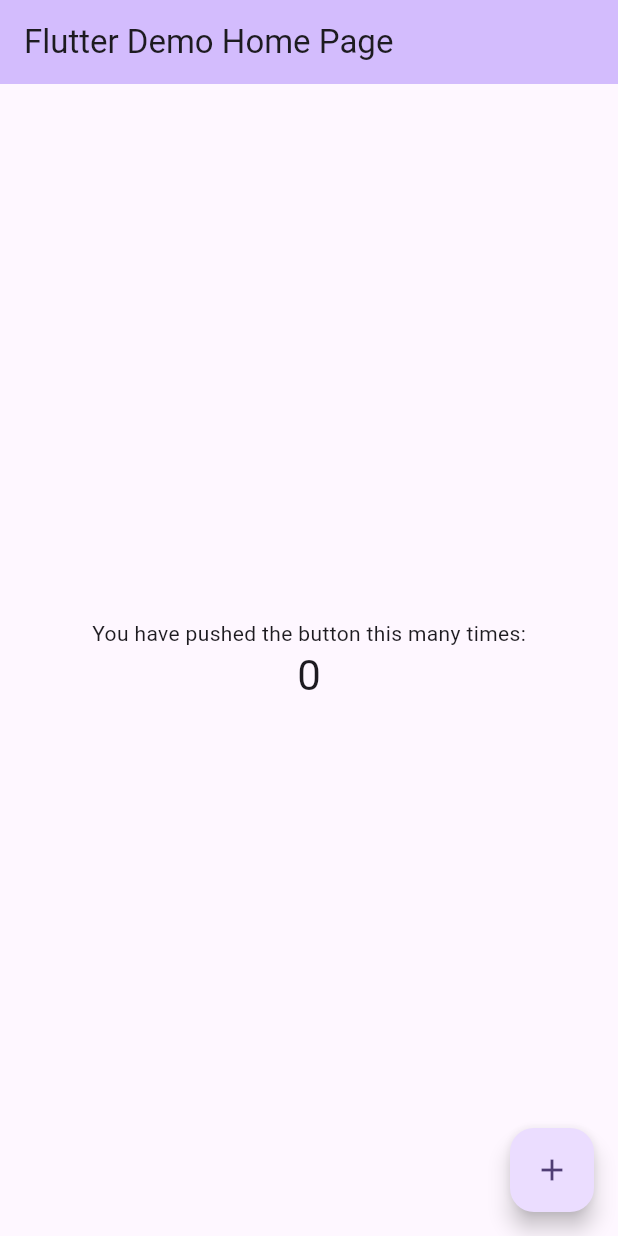
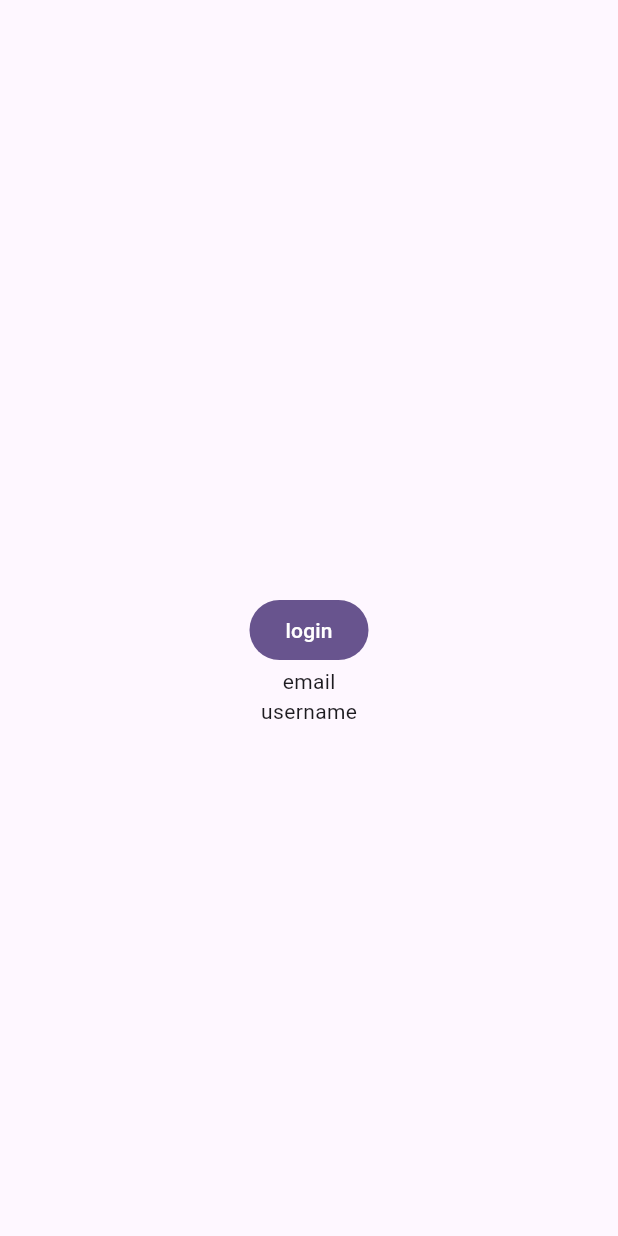
Before and after one commit to typhoon0678/coflow-login-practice, a Flutter app: the screen it shows after launch, on a phone screen of 412 x 824 dp. Run offline on Flutter 3.47's test engine with Material 3 defaults, Android fonts, the phone set to English and light mode, and no system bars; our stand-ins replace dio, flutter_dotenv, flutter_riverpod.

Commit message:
feat: 상태 관리 임시 적용

```diff
--- a/analysis_options.yaml
+++ b/analysis_options.yaml
@@ -24,5 +24,9 @@ linter:
     # avoid_print: false  # Uncomment to disable the `avoid_print` rule
     # prefer_single_quotes: true  # Uncomment to enable the `prefer_single_quotes` rule
 
+analyzer:
+  plugins:
+    - custom_lint
+
 # Additional information about this file can be found at
 # https://dart.dev/guides/language/analysis-options
--- a/lib/main.dart
+++ b/lib/main.dart
@@ -1,125 +1,26 @@
+import 'package:coflow_login_practice/view/home.dart';
 import 'package:flutter/material.dart';
+import 'package:flutter_dotenv/flutter_dotenv.dart';
+import 'package:flutter_riverpod/flutter_riverpod.dart';
 
-void main() {
-  runApp(const MyApp());
+Future<void> main() async {
+  WidgetsFlutterBinding.ensureInitialized();
+  await dotenv.load(fileName: ".env");
+  runApp(ProviderScope(child: MyApp()));
 }
 
 class MyApp extends StatelessWidget {
   const MyApp({super.key});
 
-  // This widget is the root of your application.
   @override
   Widget build(BuildContext context) {
     return MaterialApp(
-      title: 'Flutter Demo',
+      title: 'Coflow Login Test',
       theme: ThemeData(
-        // This is the theme of your application.
-        //
-        // TRY THIS: Try running your application with "flutter run". You'll see
-        // the application has a purple toolbar. Then, without quitting the app,
-        // try changing the seedColor in the colorScheme below to Colors.green
-        // and then invoke "hot reload" (save your changes or press the "hot
-        // reload" button in a Flutter-supported IDE, or press "r" if you used
-        // the command line to start the app).
-        //
-        // Notice that the counter didn't reset back to zero; the application
-        // state is not lost during the reload. To reset the state, use hot
-        // restart instead.
-        //
-        // This works for code too, not just values: Most code changes can be
-        // tested with just a hot reload.
         colorScheme: ColorScheme.fromSeed(seedColor: Colors.deepPurple),
         useMaterial3: true,
       ),
-      home: const MyHomePage(title: 'Flutter Demo Home Page'),
+      home: const HomeView(),
     );
   }
 }
-
-class MyHomePage extends StatefulWidget {
-  const MyHomePage({super.key, required this.title});
-
-  // This widget is the home page of your application. It is stateful, meaning
-  // that it has a State object (defined below) that contains fields that affect
-  // how it looks.
-
-  // This class is the configuration for the state. It holds the values (in this
-  // case the title) provided by the parent (in this case the App widget) and
-  // used by the build method of the State. Fields in a Widget subclass are
-  // always marked "final".
-
-  final String title;
-
-  @override
-  State<MyHomePage> createState() => _MyHomePageState();
-}
-
-class _MyHomePageState extends State<MyHomePage> {
-  int _counter = 0;
-
-  void _incrementCounter() {
-    setState(() {
-      // This call to setState tells the Flutter framework that something has
-      // changed in this State, which causes it to rerun the build method below
-      // so that the display can reflect the updated values. If we changed
-      // _counter without calling setState(), then the build method would not be
-      // called again, and so nothing would appear to happen.
-      _counter++;
-    });
-  }
-
-  @override
-  Widget build(BuildContext context) {
-    // This method is rerun every time setState is called, for instance as done
-    // by the _incrementCounter method above.
-    //
-    // The Flutter framework has been optimized to make rerunning build methods
-    // fast, so that you can just rebuild anything that needs updating rather
-    // than having to individually change instances of widgets.
-    return Scaffold(
-      appBar: AppBar(
-        // TRY THIS: Try changing the color here to a specific color (to
-        // Colors.amber, perhaps?) and trigger a hot reload to see the AppBar
-        // change color while the other colors stay the same.
-        backgroundColor: Theme.of(context).colorScheme.inversePrimary,
-        // Here we take the value from the MyHomePage object that was created by
-        // the App.build method, and use it to set our appbar title.
-        title: Text(widget.title),
-      ),
-      body: Center(
-        // Center is a layout widget. It takes a single child and positions it
-        // in the middle of the parent.
-        child: Column(
-          // Column is also a layout widget. It takes a list of children and
-          // arranges them vertically. By default, it sizes itself to fit its
-          // children horizontally, and tries to be as tall as its parent.
-          //
-          // Column has various properties to control how it sizes itself and
-          // how it positions its children. Here we use mainAxisAlignment to
-          // center the children vertically; the main axis here is the vertical
-          // axis because Columns are vertical (the cross axis would be
-          // horizontal).
-          //
-          // TRY THIS: Invoke "debug painting" (choose the "Toggle Debug Paint"
-          // action in the IDE, or press "p" in the console), to see the
-          // wireframe for each widget.
-          mainAxisAlignment: MainAxisAlignment.center,
-          children: <Widget>[
-            const Text(
-              'You have pushed the button this many times:',
-            ),
-            Text(
-              '$_counter',
-              style: Theme.of(context).textTheme.headlineMedium,
-            ),
-          ],
-        ),
-      ),
-      floatingActionButton: FloatingActionButton(
-        onPressed: _incrementCounter,
-        tooltip: 'Increment',
-        child: const Icon(Icons.add),
-      ), // This trailing comma makes auto-formatting nicer for build methods.
-    );
-  }
-}
--- /dev/null
+++ b/lib/model/member.dart
@@ -0,0 +1,10 @@
+class Member {
+  final String email;
+  final String username;
+
+  Member(this.email, this.username);
+
+  factory Member.fromJson(Map<String, dynamic> json) {
+    return Member(json['email'], json['username']);
+  }
+}
--- /dev/null
+++ b/lib/view/home.dart
@@ -0,0 +1,32 @@
+import 'package:coflow_login_practice/viewmodel/memberViewModel.dart';
+import 'package:flutter/material.dart';
+import 'package:flutter_dotenv/flutter_dotenv.dart';
+import 'package:flutter_riverpod/flutter_riverpod.dart';
+
+class HomeView extends ConsumerWidget {
+  const HomeView({super.key});
+
+  @override
+  Widget build(BuildContext context, WidgetRef ref) {
+    var viewModel = ref.watch(memberViewModelProvider);
+
+    return Scaffold(
+      appBar: AppBar(),
+      body: SafeArea(
+          child: Center(
+        child: Column(
+          mainAxisAlignment: MainAxisAlignment.center,
+          crossAxisAlignment: CrossAxisAlignment.center,
+          children: [
+            FilledButton(
+                onPressed: () =>
+                    viewModel.login(dotenv.get("TEST_EMAIL"),dotenv.get("TEST_PASSWORD")),
+                child: Text("login")),
+            Text(viewModel.getEmail()),
+            Text(viewModel.getUsername()),
+          ],
+        ),
+      )),
+    );
+  }
+}
--- /dev/null
+++ b/lib/viewmodel/memberViewModel.dart
@@ -0,0 +1,24 @@
+import 'package:coflow_login_practice/repository/memberRepository.dart';
+import 'package:flutter/cupertino.dart';
+import 'package:flutter_riverpod/flutter_riverpod.dart';
+
+final memberViewModelProvider =
+    ChangeNotifierProvider((ref) => MemberViewModel());
+
+class MemberViewModel with ChangeNotifier {
+  var memberRepository = MemberRepository();
+
+  String getEmail() => memberRepository.member.email;
+
+  String getUsername() => memberRepository.member.username;
+
+  void login(String email, String password) async {
+    await memberRepository.login(email, password);
+    notifyListeners();
+  }
+
+  void fetchMemberInfo() async {
+    await memberRepository.getMemberInfo();
+    notifyListeners();
+  }
+}
```
Also changed, not shown: lib/repository/memberRepository.dart (added, +32 -0 lines), pubspec.yaml (+12 -39 lines), pubspec.lock, 1 other file.
